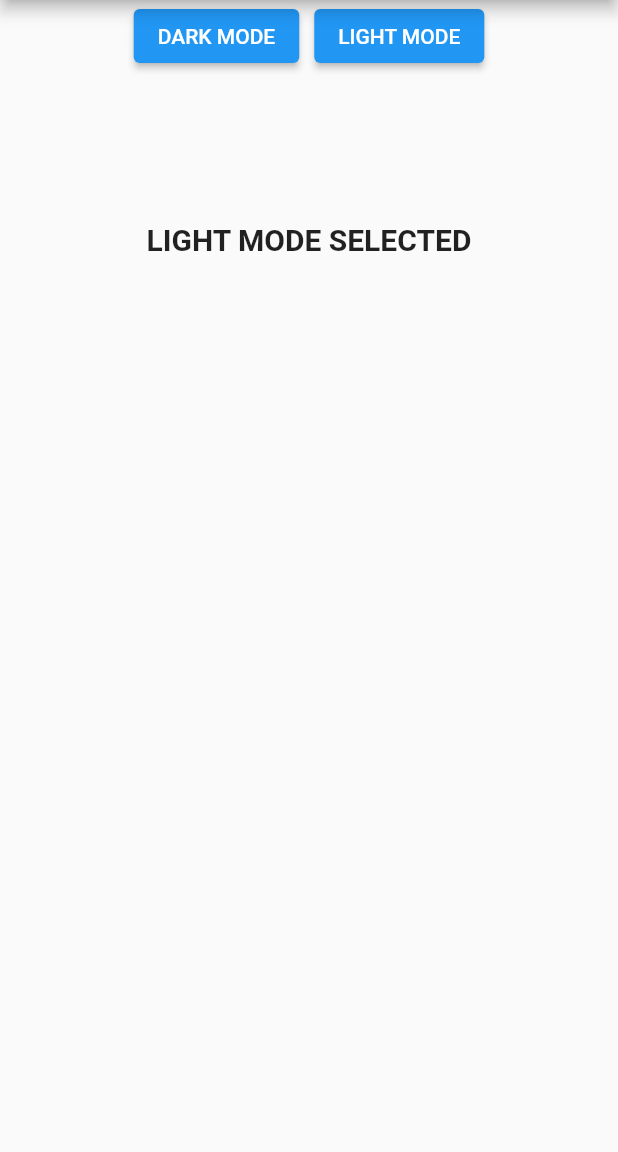
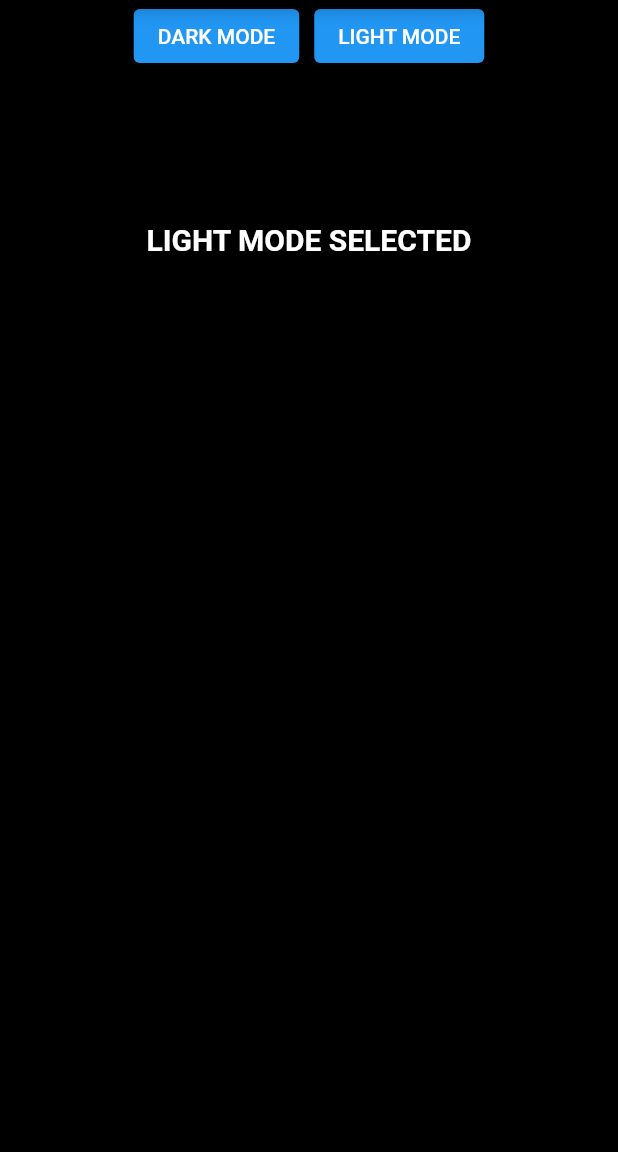
Before and after one commit to sunnymac/stateful, a Flutter app: the screen it shows after launch, after a tap on "DARK MODE", on a phone screen of 412 x 824 dp, the part 84-1236 px from its top. Run offline on Flutter 3.47's test engine with Material 2 defaults, Android fonts, the phone set to English and light mode, and no system bars.

Commit message:
task done

```diff
--- a/lib/main.dart
+++ b/lib/main.dart
@@ -12,8 +12,8 @@ class MyApp extends StatefulWidget {
 }
 
 class _MyAppState extends State<MyApp> {
-  String a = "ABC";
-  Color mycolor = Colors.green;
+ Color bgcolor = Colors.white;
+ Color textcolor = Colors.black;
 
   // This widget is the root of your application.
   @override
@@ -29,6 +29,7 @@ class _MyAppState extends State<MyApp> {
         primarySwatch: Colors.blue,
       ),
       home: Scaffold(
+        backgroundColor: bgcolor,
          appBar: AppBar(
            title: Text("Stateful Demo"),
          ),
@@ -44,19 +45,22 @@ class _MyAppState extends State<MyApp> {
                   ElevatedButton(
 
                     onPressed: (){
-                    print("Blue is clicked");
+
                     setState(() {
-                      mycolor = Colors.blue;
-                       a = "Blue";
+                       bgcolor =Colors.black;
+                         textcolor = Colors.white;
+
                     });
 
                   }, child: Text("DARK MODE")),
                   SizedBox(width: 10, ),
                      ElevatedButton(onPressed: (){
-                       mycolor= Colors.red;
-                        print("Red is clicked");
+
+
+
                         setState(() {
-                           a= "Red";
+                         bgcolor =Colors.white;
+                         textcolor = Colors.black;
                         });
 
                      }, child: Text("LIGHT MODE")),
@@ -67,7 +71,8 @@ class _MyAppState extends State<MyApp> {
               Text("LIGHT MODE SELECTED",
               style: TextStyle(
                 fontWeight: FontWeight.bold,
-                fontSize: 20
+                fontSize: 20,
+                color: textcolor,
               ),)
             ],
           ),
```
